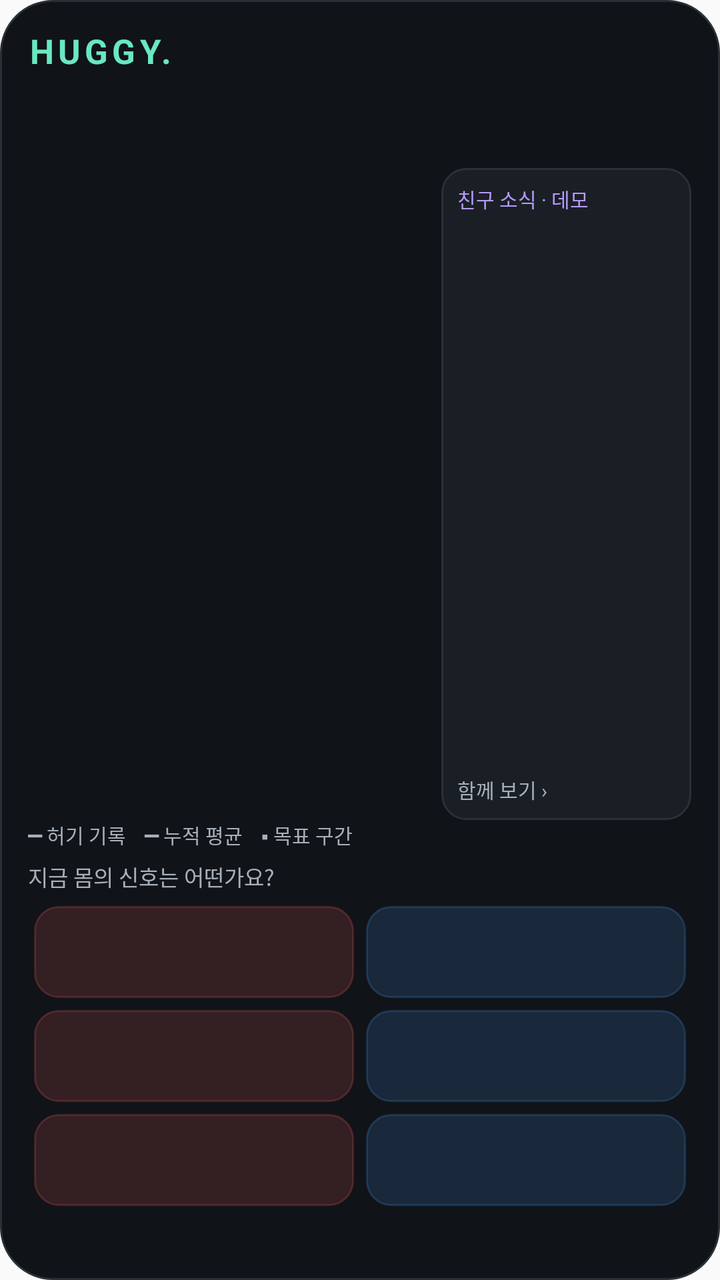
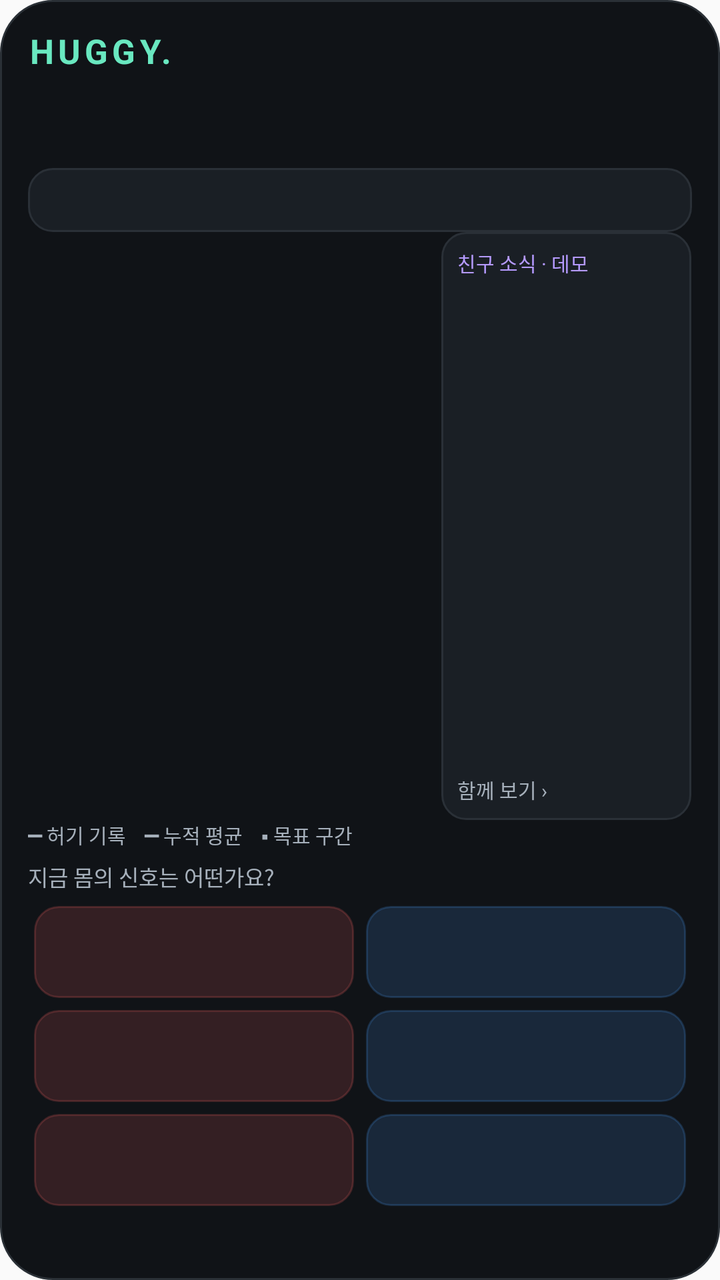

Compare the two renders of this Android layout. The source of the first and the diff that turns it into the second are given below.
<!-- AndroidManifest.xml: application theme android:Theme.Material.Light.NoActionBar -->
<!-- res/layout/widget.xml -->
<FrameLayout xmlns:android="http://schemas.android.com/apk/res/android" android:layout_width="match_parent" android:layout_height="match_parent" android:background="@drawable/widget_background">
<LinearLayout android:layout_width="match_parent" android:layout_height="match_parent" android:padding="14dp" android:orientation="vertical">
<TextView android:id="@+id/brand" android:layout_width="match_parent" android:layout_height="26dp" android:text="HUGGY." android:textStyle="bold" android:letterSpacing="0.12" android:textSize="17sp" android:textColor="#69E8C0"/>
<LinearLayout android:layout_width="match_parent" android:layout_height="44dp">
<TextView android:id="@+id/current" android:layout_width="0dp" android:layout_weight="1.1" android:layout_height="match_parent" android:textColor="#F0F3F5" android:textSize="13sp" android:gravity="center_vertical"/>
<TextView android:id="@+id/mean" android:layout_width="0dp" android:layout_weight="0.8" android:layout_height="match_parent" android:textColor="#B59AFF" android:textSize="12sp" android:gravity="center"/>
<TextView android:id="@+id/score" android:layout_width="0dp" android:layout_weight="1" android:layout_height="match_parent" android:textColor="#F0F3F5" android:textSize="12sp" android:gravity="center_vertical|right"/>
</LinearLayout>
<LinearLayout android:layout_width="match_parent" android:layout_height="0dp" android:layout_weight="1" android:orientation="horizontal">
<ImageView android:id="@+id/plot" android:layout_width="0dp" android:layout_weight="1.65" android:layout_height="match_parent" android:scaleType="fitXY" android:contentDescription="오늘의 허기 기록과 시간 누적 평균 그래프"/>
<LinearLayout android:id="@+id/friendPanel" android:layout_width="0dp" android:layout_weight="1" android:layout_height="match_parent" android:orientation="vertical" android:background="@drawable/widget_button" android:padding="8dp">
<TextView android:layout_width="match_parent" android:layout_height="wrap_content" android:text="친구 소식 · 데모" android:textSize="10sp" android:textColor="#B59AFF"/>
<TextView android:id="@+id/friendMessage" android:layout_width="match_parent" android:layout_height="0dp" android:layout_weight="1" android:gravity="center_vertical" android:textSize="12sp" android:textColor="#E2E7EC" android:maxLines="5"/>
<TextView android:layout_width="match_parent" android:layout_height="wrap_content" android:text="함께 보기 ›" android:textSize="10sp" android:textColor="#A6B0BB"/>
</LinearLayout>
</LinearLayout>
<TextView android:layout_width="match_parent" android:layout_height="20dp" android:text="━ 허기 기록    ━ 누적 평균    ▪ 목표 구간" android:textSize="10sp" android:textColor="#A6B0BB" android:id="@+id/legend"/>
<TextView android:layout_width="match_parent" android:layout_height="20dp" android:text="지금 몸의 신호는 어떤가요?" android:textSize="11sp" android:textColor="#A6B0BB"/>
<LinearLayout android:layout_width="match_parent" android:layout_height="52dp" android:orientation="horizontal"><TextView android:id="@+id/b0" android:layout_width="0dp" android:layout_weight="1" android:layout_height="match_parent" android:layout_margin="3dp" android:padding="8dp" android:gravity="center_vertical" android:textSize="12sp" android:textColor="#E2E7EC" android:background="@drawable/button_full" android:maxLines="2"/><TextView android:id="@+id/b3" android:layout_width="0dp" android:layout_weight="1" android:layout_height="match_parent" android:layout_margin="3dp" android:padding="8dp" android:gravity="center_vertical" android:textSize="12sp" android:textColor="#E2E7EC" android:background="@drawable/button_hungry" android:maxLines="2"/></LinearLayout><LinearLayout android:layout_width="match_parent" android:layout_height="52dp" android:orientation="horizontal"><TextView android:id="@+id/b1" android:layout_width="0dp" android:layout_weight="1" android:layout_height="match_parent" android:layout_margin="3dp" android:padding="8dp" android:gravity="center_vertical" android:textSize="12sp" android:textColor="#E2E7EC" android:background="@drawable/button_full" android:maxLines="2"/><TextView android:id="@+id/b4" android:layout_width="0dp" android:layout_weight="1" android:layout_height="match_parent" android:layout_margin="3dp" android:padding="8dp" android:gravity="center_vertical" android:textSize="12sp" android:textColor="#E2E7EC" android:background="@drawable/button_hungry" android:maxLines="2"/></LinearLayout><LinearLayout android:layout_width="match_parent" android:layout_height="52dp" android:orientation="horizontal"><TextView android:id="@+id/b2" android:layout_width="0dp" android:layout_weight="1" android:layout_height="match_parent" android:layout_margin="3dp" android:padding="8dp" android:gravity="center_vertical" android:textSize="12sp" android:textColor="#E2E7EC" android:background="@drawable/button_full" android:maxLines="2"/><TextView android:id="@+id/b5" android:layout_width="0dp" android:layout_weight="1" android:layout_height="match_parent" android:layout_margin="3dp" android:padding="8dp" android:gravity="center_vertical" android:textSize="12sp" android:textColor="#E2E7EC" android:background="@drawable/button_hungry" android:maxLines="2"/></LinearLayout>
<TextView android:id="@+id/status" android:layout_width="match_parent" android:layout_height="20dp" android:textColor="#8E9BA5" android:textSize="10sp" android:gravity="center_vertical"/>
</LinearLayout>
<ImageView android:id="@+id/effect" android:layout_width="match_parent" android:layout_height="match_parent" android:scaleType="fitXY" android:importantForAccessibility="no"/>
</FrameLayout>
<!-- resources referenced by this layout -->
<resources>
  <!-- drawable button_full (drawable) -->
  <ripple xmlns:android="http://schemas.android.com/apk/res/android" android:color="#33FF6363">
   <item><shape><solid android:color="#26FF6363"/><corners android:radius="12dp"/><stroke android:width="1dp" android:color="#33FF6363"/></shape></item>
  </ripple>
  <!-- drawable button_hungry (drawable) -->
  <ripple xmlns:android="http://schemas.android.com/apk/res/android" android:color="#334C9EFF">
   <item><shape><solid android:color="#264C9EFF"/><corners android:radius="12dp"/><stroke android:width="1dp" android:color="#334C9EFF"/></shape></item>
  </ripple>
  <!-- drawable widget_background (drawable) -->
  <shape xmlns:android="http://schemas.android.com/apk/res/android"><solid android:color="#101317"/><corners android:radius="26dp"/><stroke android:width="1dp" android:color="#2A3036"/></shape>
  <!-- drawable widget_button (drawable) -->
  <ripple xmlns:android="http://schemas.android.com/apk/res/android" android:color="#5569E8C0"><item><shape><solid android:color="#1A1F25"/><corners android:radius="12dp"/><stroke android:width="1dp" android:color="#2A3037"/></shape></item></ripple>
</resources>

<!-- the commit's change to res/layout/widget.xml (unified diff, before → after) -->
@@ -6,6 +6,7 @@
 <TextView android:id="@+id/mean" android:layout_width="0dp" android:layout_weight="0.8" android:layout_height="match_parent" android:textColor="#B59AFF" android:textSize="12sp" android:gravity="center"/>
 <TextView android:id="@+id/score" android:layout_width="0dp" android:layout_weight="1" android:layout_height="match_parent" android:textColor="#F0F3F5" android:textSize="12sp" android:gravity="center_vertical|right"/>
 </LinearLayout>
+<TextView android:id="@+id/weight" android:layout_width="match_parent" android:layout_height="32dp" android:background="@drawable/widget_button" android:gravity="center_vertical" android:paddingLeft="10dp" android:textSize="12sp" android:textColor="#E2E7EC"/>
 <LinearLayout android:layout_width="match_parent" android:layout_height="0dp" android:layout_weight="1" android:orientation="horizontal">
 <ImageView android:id="@+id/plot" android:layout_width="0dp" android:layout_weight="1.65" android:layout_height="match_parent" android:scaleType="fitXY" android:contentDescription="오늘의 허기 기록과 시간 누적 평균 그래프"/>
 <LinearLayout android:id="@+id/friendPanel" android:layout_width="0dp" android:layout_weight="1" android:layout_height="match_parent" android:orientation="vertical" android:background="@drawable/widget_button" android:padding="8dp">
